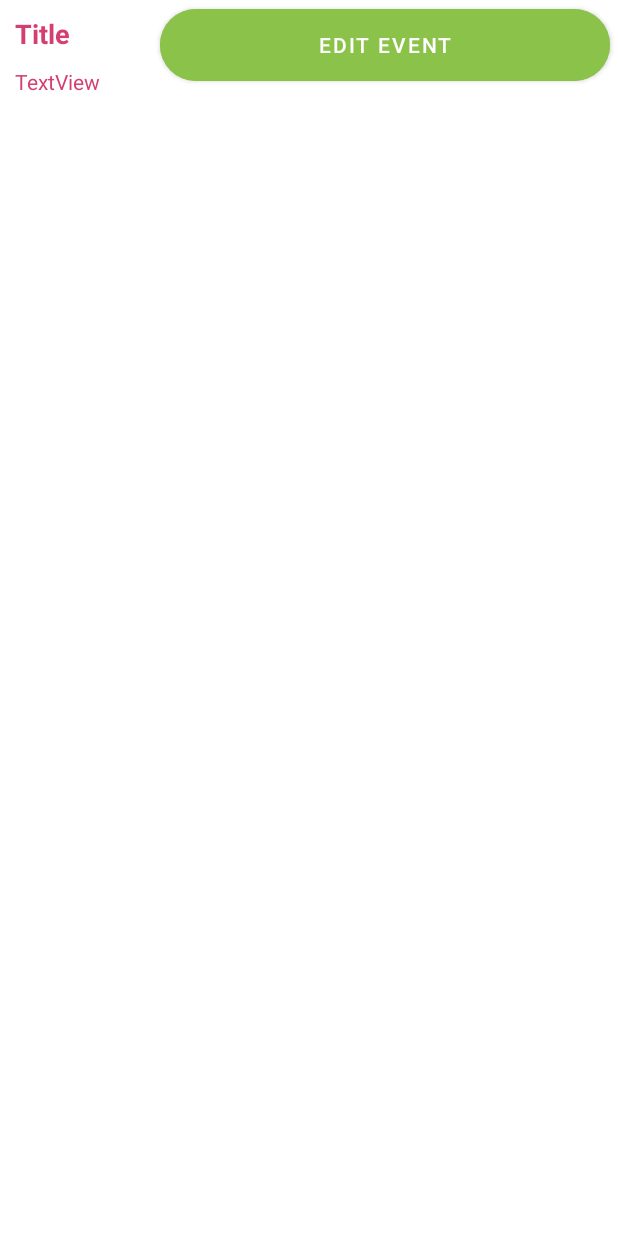
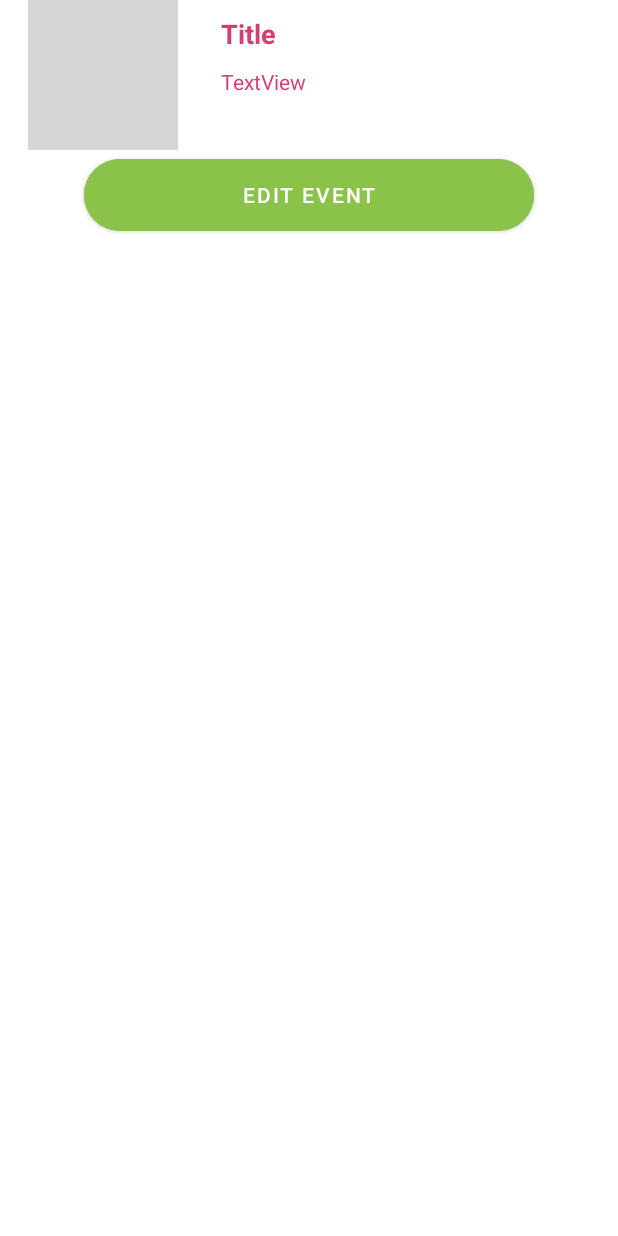
Before and after one commit to gadiFleischer/post-pc-final-project, an Android app: the layout go_to_edit_event_window.xml on its own in the app's theme, with its tools: preview values and no code run, on a phone screen of 412 x 824 dp. Run offline under Robolectric (Android 15) with nearby library versions, the phone set to English and light mode, and no system bars; grey boxes are pictures that could not be loaded.

Commit message:
add to trip + go to edit event - fix (partial)

```diff
--- a/app/src/main/res/layout/go_to_edit_event_window.xml
+++ b/app/src/main/res/layout/go_to_edit_event_window.xml
@@ -7,22 +7,34 @@
     android:background="#FFFFFF"
     android:orientation="vertical">
 
-    <ImageView
-        android:id="@+id/imageView_edit_event"
+    <LinearLayout
         android:layout_width="match_parent"
-        android:layout_height="0dp"
-        android:layout_weight="1"
-        android:contentDescription="TODO"
-        tools:srcCompat="@tools:sample/backgrounds/scenic" />
+        android:layout_height="wrap_content"
+        android:orientation="horizontal"
+        android:weightSum="3">
 
         <LinearLayout
-        android:layout_width="match_parent"
+            android:layout_width="0dp"
             android:layout_height="match_parent"
-        android:orientation="horizontal">
+            android:layout_weight="1"
+            android:gravity="center"
+            android:scaleType="centerInside"
+            android:adjustViewBounds="true"
+            >
+
+            <ImageView
+                android:id="@+id/imageView_add_to_trip"
+                android:layout_width="100dp"
+                android:layout_height="100dp"
+                android:gravity="left"
+                android:src="@drawable/no_image" />
+        </LinearLayout>
 
         <LinearLayout
-            android:layout_width="wrap_content"
-            android:layout_height="130dp"
+            android:layout_width="0dp"
+            android:layout_height="match_parent"
+            android:layout_weight="2"
+            android:gravity="left"
             android:orientation="vertical">
 
             <TextView
@@ -30,12 +42,13 @@
                 android:layout_width="wrap_content"
                 android:layout_height="wrap_content"
                 android:layout_marginStart="10dp"
+                android:layout_marginLeft="10dp"
                 android:layout_marginTop="10dp"
                 android:text="Title"
                 android:textColor="#D53E71"
                 android:textSize="18dp"
                 android:textStyle="bold"
-                android:layout_marginLeft="10dp" />
+                />
 
             <TextView
                 android:id="@+id/location_edit_event"
@@ -43,10 +56,26 @@
                 android:layout_height="wrap_content"
                 android:layout_margin="10dp"
                 android:layout_marginStart="10dp"
+                android:layout_marginLeft="10dp"
                 android:text="@string/eventTime"
-                android:textColor="#D53E71"
 
-                android:layout_marginLeft="10dp" />
+                android:textColor="#D53E71" />
+
+            <LinearLayout
+                android:layout_width="0dp"
+                android:layout_height="match_parent"
+                android:layout_weight="1"
+                android:gravity="center"
+                android:scaleType="centerInside"
+                android:adjustViewBounds="true"
+                >
+
+            </LinearLayout>
+        </LinearLayout>
+
+<!-- />-->
+<!--    </LinearLayout>-->
+
 </LinearLayout>
 
     <Button
@@ -57,16 +86,7 @@
         android:backgroundTint="#8BC34A"
         android:text="Edit Event"
         app:cornerRadius="28dp"
-            android:layout_marginLeft="30dp"
-            app:layout_constraintBottom_toBottomOf="parent"
-            app:layout_constraintEnd_toEndOf="parent"
-            app:layout_constraintHorizontal_bias="0.495"
-            app:layout_constraintLeft_toLeftOf="parent"
-            app:layout_constraintRight_toRightOf="parent"
-            app:layout_constraintStart_toStartOf="parent"
-            app:layout_constraintTop_toTopOf="parent"
-            app:layout_constraintVertical_bias="0.976"
+
+
         />
 </LinearLayout>
-
-</LinearLayout>
```
Also changed, not shown: app/src/main/res/layout/add_to_trip_window.xml (+43 -27 lines). Lines whose indentation alone changed are shown as unchanged.
